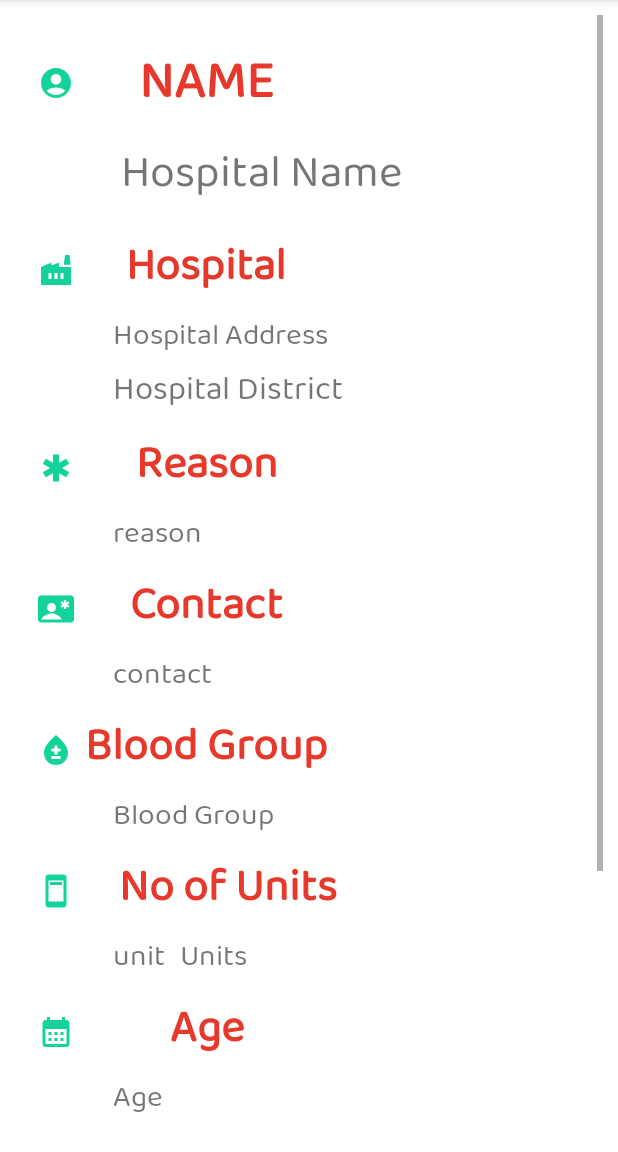
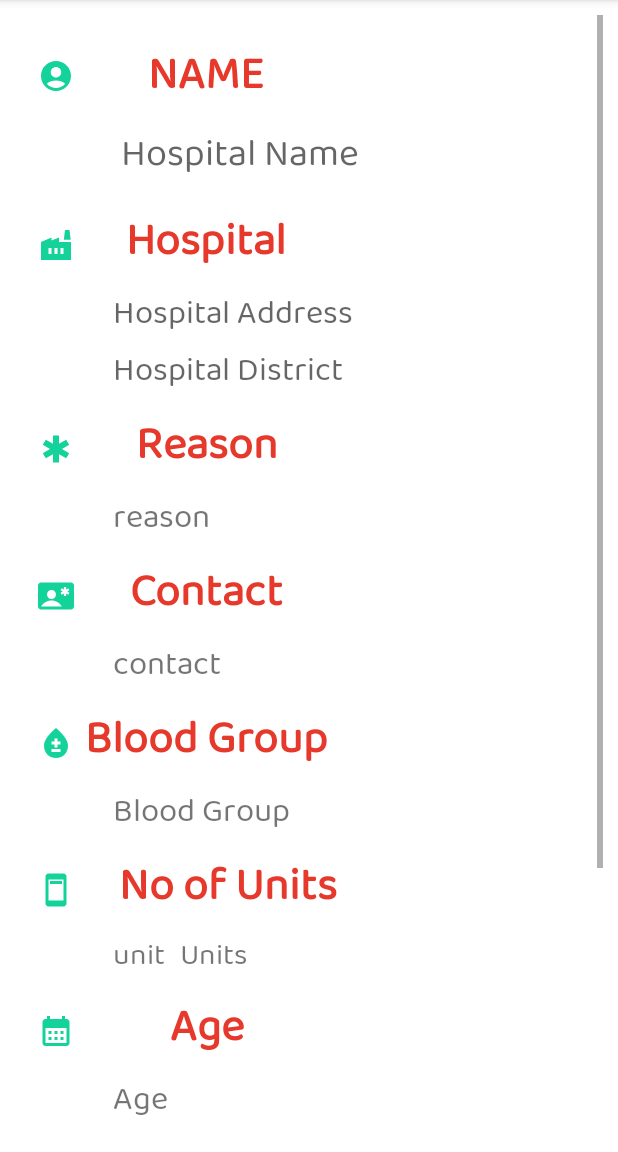
Before and after one commit to SanajitBhunia/DonorHub, an Android app: the ReceiverDetails screen opened directly, with no data from a screen before it, on a phone screen of 412 x 824 dp, the part 84-1236 px from its top. Run offline under Robolectric (Android 15) with nearby library versions, the phone set to English and light mode, and no system bars; our stand-ins replace Firebase (no records; nobody signed in at launch, a user with empty details on screens opened directly).

Commit message:
minor changes

```diff
--- a/app/src/main/java/com/example/donorhub/ui/fragment/search_donor.kt
+++ b/app/src/main/java/com/example/donorhub/ui/fragment/search_donor.kt
@@ -8,7 +8,6 @@ import android.view.LayoutInflater
 import android.view.View
 import android.view.ViewGroup
 import com.example.donorhub.R
-import com.example.donorhub.adapter.DonorAdapter
 import com.example.donorhub.adapter.ReceiverAdapter
 import com.example.donorhub.databinding.FragmentSearchDonorBinding
 import com.example.donorhub.model.DonorModel
--- a/app/src/main/res/layout/activity_receiver_details.xml
+++ b/app/src/main/res/layout/activity_receiver_details.xml
@@ -14,17 +14,21 @@
         android:layout_height="match_parent"
         android:orientation="vertical"
         android:padding="15dp">
+        <LinearLayout
+            android:layout_width="match_parent"
+            android:layout_height="wrap_content"
+            android:orientation="vertical">
 
         <TextView
             android:id="@+id/reciverName"
             android:layout_width="200dp"
-            android:layout_height="60dp"
+            android:layout_height="wrap_content"
             android:drawableLeft="@drawable/receivername"
             android:text="Name"
             android:textAlignment="center"
             android:textAllCaps="true"
             android:textColor="@color/lightRed"
-            android:textSize="35sp"
+            android:textSize="30sp"
             android:textStyle="bold" />
 
         <TextView
@@ -32,9 +36,10 @@
             android:layout_width="wrap_content"
             android:layout_height="wrap_content"
             android:padding="5dp"
-            android:text="Hospital Name"
+            android:hint="Hospital Name"
             android:layout_marginStart="50dp"
-            android:textSize="30sp" />
+            android:textSize="25sp" />
+        </LinearLayout>
 
         <LinearLayout
             android:layout_width="match_parent"
@@ -55,14 +60,14 @@
                 android:id="@+id/receiverHospital"
                 android:layout_width="wrap_content"
                 android:layout_height="wrap_content"
-                android:text="Hospital Address"
-                android:textSize="20sp"
+                android:hint="Hospital Address"
+                android:textSize="22sp"
                 android:layout_marginStart="50dp"/>
             <TextView
                 android:id="@+id/receiverDistrict"
                 android:layout_width="wrap_content"
                 android:layout_height="wrap_content"
-                android:text="Hospital District"
+                android:hint="Hospital District"
                 android:textSize="22sp"
                 android:layout_marginStart="50dp"/>
 
@@ -90,7 +95,7 @@
                 android:layout_width="wrap_content"
                 android:layout_height="wrap_content"
                 android:text="reason"
-                android:textSize="20sp"
+                android:textSize="22sp"
                 android:layout_marginStart="50dp"/>
 
 
@@ -117,7 +122,7 @@
                 android:layout_width="wrap_content"
                 android:layout_height="wrap_content"
                 android:text="contact"
-                android:textSize="20sp"
+                android:textSize="22sp"
                 android:layout_marginStart="50dp"/>
 
 
@@ -144,7 +149,7 @@
                 android:layout_width="wrap_content"
                 android:layout_height="wrap_content"
                 android:text="Blood Group"
-                android:textSize="20sp"
+                android:textSize="22sp"
                 android:layout_marginStart="50dp"/>
 
 
@@ -212,7 +217,7 @@
                 android:layout_width="wrap_content"
                 android:layout_height="wrap_content"
                 android:text="Age"
-                android:textSize="20sp"
+                android:textSize="22sp"
                 android:layout_marginStart="50dp"/>
 
 
--- a/app/src/main/res/layout/fragment_home.xml
+++ b/app/src/main/res/layout/fragment_home.xml
@@ -24,7 +24,7 @@
         <EditText
             android:id="@+id/searchEditText"
             android:layout_width="0dp"
-            android:layout_height="wrap_content"
+            android:layout_height="50dp"
             android:layout_marginStart="12dp"
             android:layout_marginTop="16dp"
             android:background="@drawable/search_field_bg"
--- a/app/src/main/res/layout/fragment_notification.xml
+++ b/app/src/main/res/layout/fragment_notification.xml
@@ -10,7 +10,7 @@
         android:id="@+id/txt"
         android:layout_width="match_parent"
         android:layout_height="match_parent"
-        android:text="@string/hello_blank_fragment"
+        android:text="Coming Soon..."
         android:gravity="center"
         android:textSize="40sp"/>
 
```
